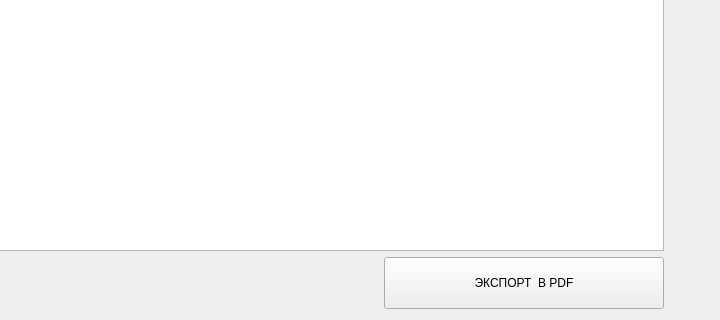
Before: the Qt Designer form EcoTaxiQt/pages/editablereport.ui in zhanyysh/ecotaxi, drawn with Qt 5; both pictures show x 690 to 1410 and y 400 to 720 of the 1410 by 720 pixel window.
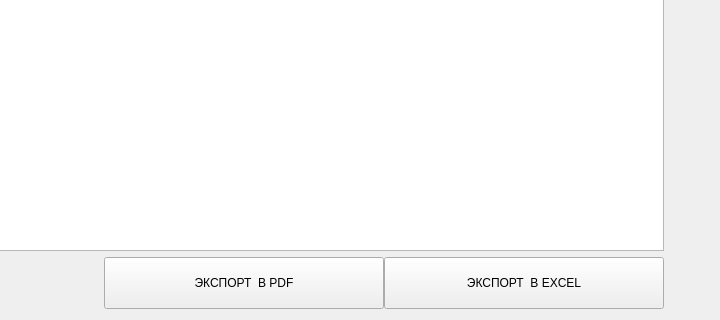
After: the same form once the commit is applied.

Commit message: export excel for fines/repairs

Diff of the .ui file:
```diff
--- a/EcoTaxiQt/pages/editablereport.ui
+++ b/EcoTaxiQt/pages/editablereport.ui
@@ -350,6 +350,19 @@
        </property>
       </widget>
      </item>
+     <item>
+      <widget class="QPushButton" name="ToExcelButton">
+       <property name="minimumSize">
+        <size>
+         <width>280</width>
+         <height>52</height>
+        </size>
+       </property>
+       <property name="text">
+        <string>ЭКСПОРТ  В EXCEL</string>
+       </property>
+      </widget>
+     </item>
     </layout>
    </item>
   </layout>
```
The commit also changes 5 other files.
